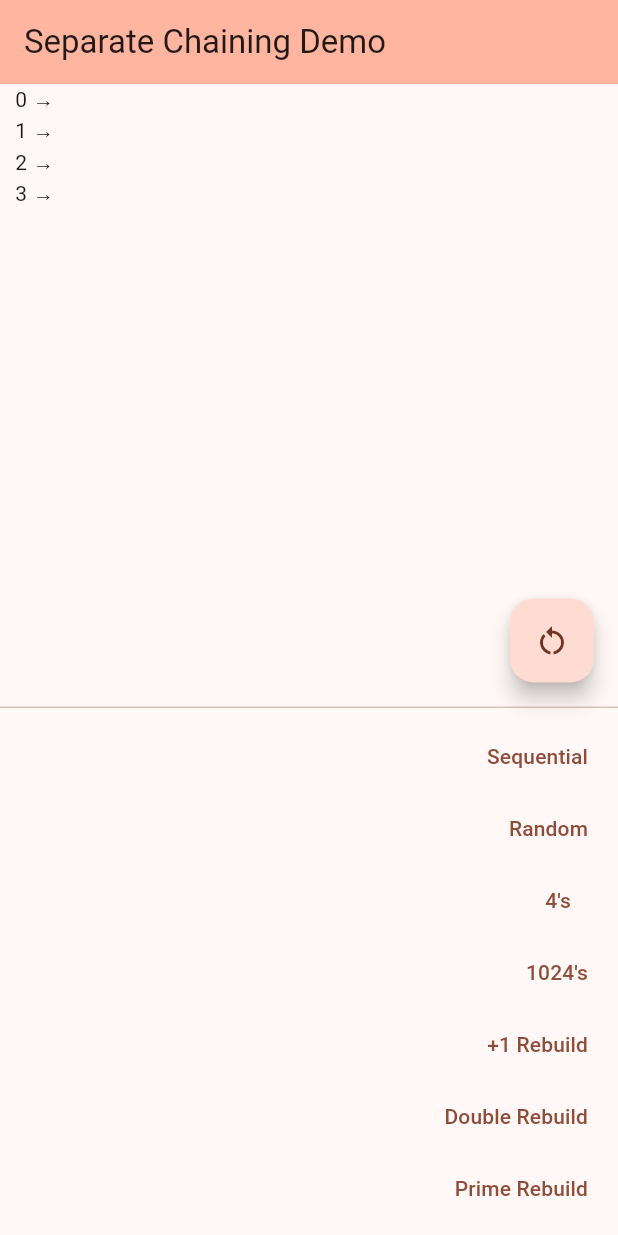
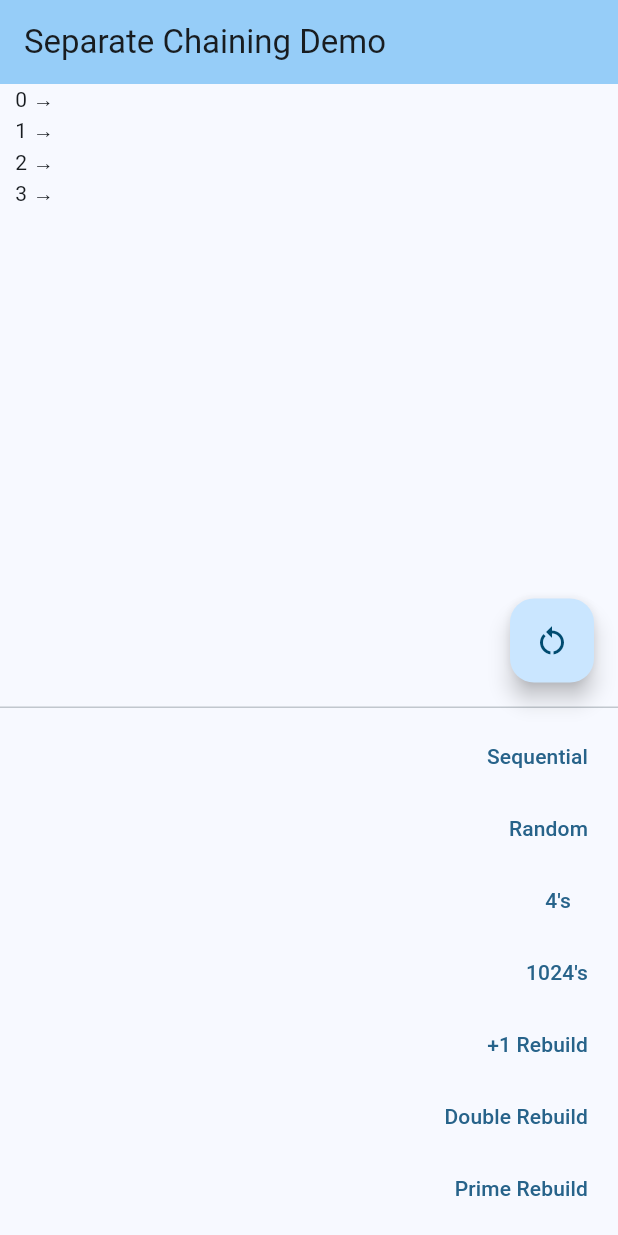
Before and after one commit to RonoITU/flutter-chainz-demo, a Flutter app: the screen it shows after launch, on a phone screen of 412 x 824 dp. Run offline on Flutter 3.47's test engine with Material 3 defaults, Android fonts, the light colour scheme and no system bars.

Commit message:
Colors updated.

```diff
--- a/lib/main.dart
+++ b/lib/main.dart
@@ -14,7 +14,7 @@ class MyApp extends StatelessWidget {
     return MaterialApp(
       title: 'Flutter Demo',
       theme: ThemeData(
-        colorScheme: ColorScheme.fromSeed(seedColor: Colors.deepOrange),
+        colorScheme: ColorScheme.fromSeed(seedColor: Colors.lightBlue),
         useMaterial3: true,
       ),
       home: const HashTableDemo(title: 'Separate Chaining Demo'),
@@ -204,7 +204,7 @@ class SearchChain extends StatelessWidget {
                   height: 24,
                   width: 48,
                   margin: EdgeInsets.symmetric(vertical: 3.0, horizontal: 3.0),
-                  color: Colors.lightBlue,
+                  color: const Color.fromARGB(255, 173, 229, 255),
                   child: Text('$n'),
                 ));
               }
```
